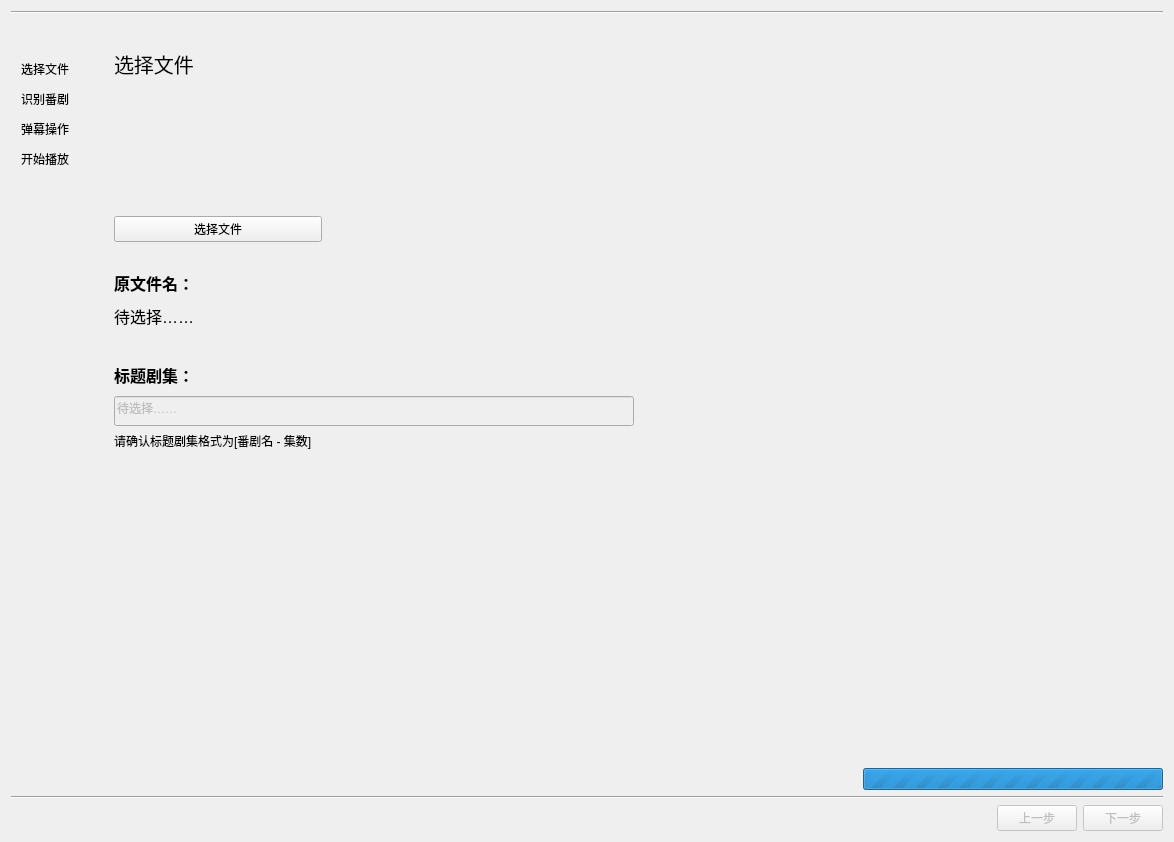
First picture: the form in identifywindow.ui, repository Zao-chen/ZcAnimeDanmuTool, before the edit.
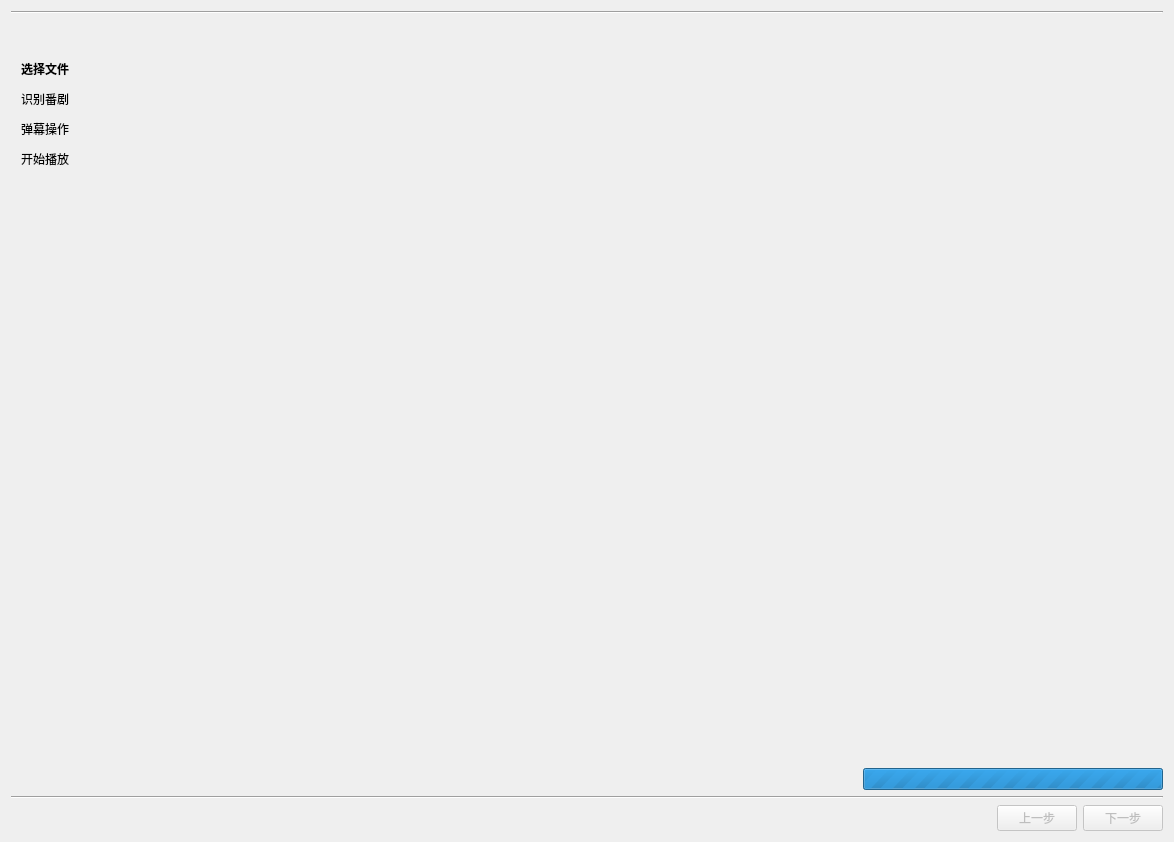
Second picture: the form after the edit. Custom widgets are drawn as their Qt base class.

Commit message: [feat] 添加步骤指示

What changed in the file:
```diff
--- a/identifywindow.ui
+++ b/identifywindow.ui
@@ -49,7 +49,12 @@
           <number>30</number>
          </property>
          <item>
-          <widget class="QLabel" name="label_12">
+          <widget class="QLabel" name="label_step_0">
+           <property name="font">
+            <font>
+             <bold>true</bold>
+            </font>
+           </property>
            <property name="text">
             <string>选择文件</string>
            </property>
@@ -90,7 +95,7 @@
        <item>
         <widget class="QStackedWidget" name="stackedWidget">
          <property name="currentIndex">
-          <number>0</number>
+          <number>3</number>
          </property>
          <widget class="QWidget" name="page">
           <layout class="QVBoxLayout" name="verticalLayout_4">
@@ -639,6 +644,7 @@
            </item>
           </layout>
          </widget>
+         <widget class="QWidget" name="page_4"/>
         </widget>
        </item>
       </layout>
```
Left out of the diff: 6 changed lines with no effect on the pictures. The commit also changes 2 other files.
